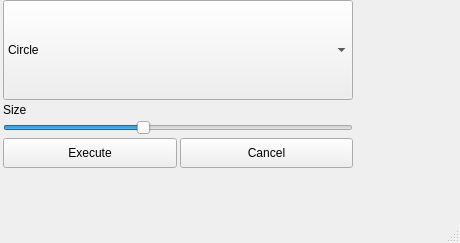
Above: Projects/HacknSlash/python/ui/make_ctrl.ui from neilberard/Python-Projects before the change. Below: the same form after it.
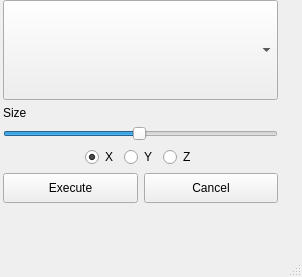
That is the form after the change.

The edit to the form file:
```diff
--- a/Projects/HacknSlash/python/ui/make_ctrl.ui
+++ b/Projects/HacknSlash/python/ui/make_ctrl.ui
@@ -6,8 +6,8 @@
    <rect>
     <x>0</x>
     <y>0</y>
-    <width>460</width>
-    <height>243</height>
+    <width>302</width>
+    <height>277</height>
    </rect>
   </property>
   <property name="sizePolicy">
@@ -28,13 +28,13 @@
      <rect>
       <x>0</x>
       <y>0</y>
-      <width>461</width>
-      <height>228</height>
+      <width>301</width>
+      <height>255</height>
      </rect>
     </property>
-    <layout class="QVBoxLayout" name="vlayout" stretch="0,0,0,0">
+    <layout class="QVBoxLayout" name="vlayout" stretch="0,0,0,0,0">
      <property name="spacing">
-      <number>3</number>
+      <number>6</number>
      </property>
      <property name="sizeConstraint">
       <enum>QLayout::SetFixedSize</enum>
@@ -58,35 +58,10 @@
        </property>
        <property name="minimumSize">
         <size>
-         <width>350</width>
+         <width>275</width>
          <height>100</height>
         </size>
        </property>
-       <item>
-        <property name="text">
-         <string>Circle</string>
-        </property>
-       </item>
-       <item>
-        <property name="text">
-         <string>Diamond</string>
-        </property>
-       </item>
-       <item>
-        <property name="text">
-         <string>Cube</string>
-        </property>
-       </item>
-       <item>
-        <property name="text">
-         <string>Foot</string>
-        </property>
-       </item>
-       <item>
-        <property name="text">
-         <string>IKFK</string>
-        </property>
-       </item>
       </widget>
      </item>
      <item>
@@ -108,7 +83,7 @@
         <number>1</number>
        </property>
        <property name="value">
-        <number>80</number>
+        <number>100</number>
        </property>
        <property name="orientation">
         <enum>Qt::Horizontal</enum>
@@ -118,6 +93,60 @@
        </property>
       </widget>
      </item>
+     <item>
+      <layout class="QHBoxLayout" name="horizontalLayout">
+       <item>
+        <spacer name="horizontalSpacer">
+         <property name="orientation">
+          <enum>Qt::Horizontal</enum>
+         </property>
+         <property name="sizeHint" stdset="0">
+          <size>
+           <width>40</width>
+           <height>20</height>
+          </size>
+         </property>
+        </spacer>
+       </item>
+       <item>
+        <widget class="QRadioButton" name="btn_axis_x">
+         <property name="text">
+          <string>X</string>
+         </property>
+         <property name="checked">
+          <bool>true</bool>
+         </property>
+        </widget>
+       </item>
+       <item>
+        <widget class="QRadioButton" name="btn_axis_y">
+         <property name="text">
+          <string>Y</string>
+         </property>
+        </widget>
+       </item>
+       <item>
+        <widget class="QRadioButton" name="btn_axis_z">
+         <property name="text">
+          <string>Z</string>
+         </property>
+        </widget>
+       </item>
+       <item>
+        <spacer name="horizontalSpacer_2">
+         <property name="orientation">
+          <enum>Qt::Horizontal</enum>
+         </property>
+         <property name="sizeHint" stdset="0">
+          <size>
+           <width>40</width>
+           <height>20</height>
+          </size>
+         </property>
+        </spacer>
+       </item>
+      </layout>
+     </item>
      <item>
       <layout class="QHBoxLayout" name="horizontalLayout_5">
        <item>
```
Left out of the diff: 2 changed lines with no effect on the pictures.
